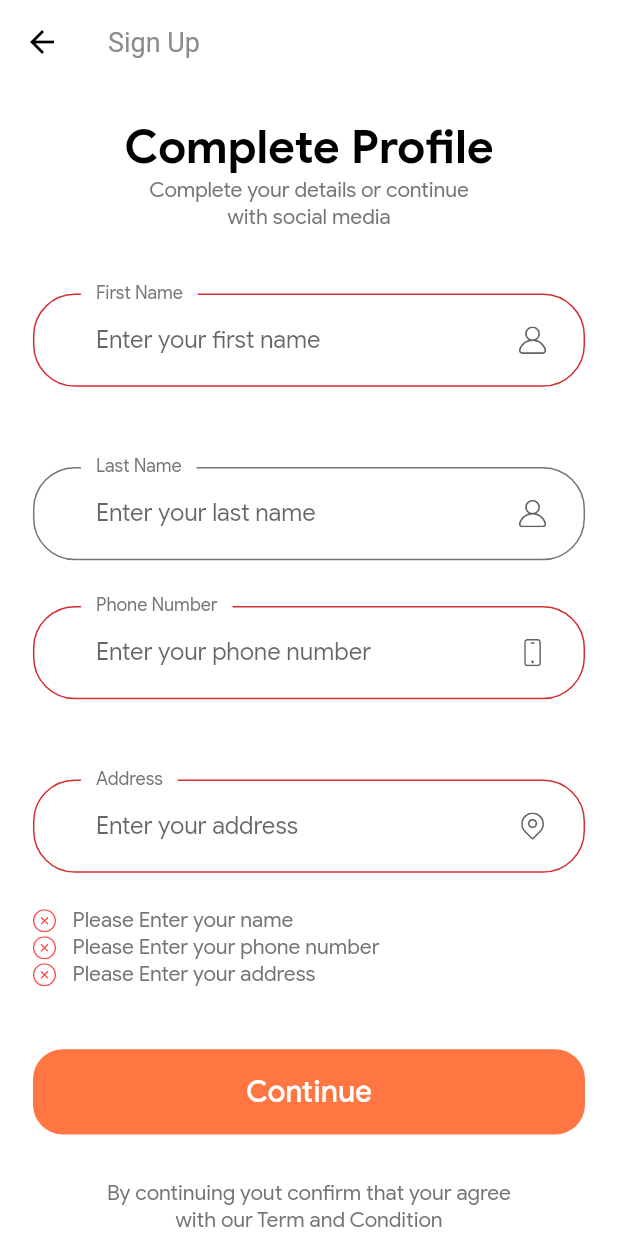
After one commit to zendy199x/Flutter-Shop-eCommerce-App, a Flutter app: the CompleteProfileScreen screen opened by its route, after a tap on "Continue", on a phone screen of 412 x 824 dp. The commit adds this screen. Run offline on Flutter 3.47's test engine with Material 2 defaults, Android fonts, the phone set to English and light mode, and no system bars; our stand-ins replace flutter_svg.

Commit message:
feat: Complete Profile Page screen

```diff
--- a/lib/components/default_button.dart
+++ b/lib/components/default_button.dart
@@ -22,7 +22,7 @@ class DefaultButton extends StatelessWidget {
           primary: Colors.white,
           backgroundColor: kPrimaryColor,
           shape: RoundedRectangleBorder(
-            borderRadius: BorderRadius.circular(15),
+            borderRadius: BorderRadius.circular(20),
           ),
         ),
         onPressed: press,
--- a/lib/constants.dart
+++ b/lib/constants.dart
@@ -32,3 +32,6 @@ const String kInvalidEmailError = "Please Enter Valid Email";
 const String kPassNullError = "Please Enter your password";
 const String kShortPassError = "Password is too short";
 const String kMatchPassError = "Passwords don't match";
+const String kNamelNullError = "Please Enter your name";
+const String kPhoneNumberNullError = "Please Enter your phone number";
+const String kAddressNullError = "Please Enter your address";
--- a/lib/routes.dart
+++ b/lib/routes.dart
@@ -1,4 +1,5 @@
 import 'package:flutter/material.dart';
+import 'package:shop_ecommerce/screens/complete_profile/complete_profile_screen.dart';
 import 'package:shop_ecommerce/screens/forgot_password/forgot_password_screen.dart';
 import 'package:shop_ecommerce/screens/login_success/login_success_screen.dart';
 import 'package:shop_ecommerce/screens/sign_in/sign_in_screen.dart';
@@ -13,4 +14,5 @@ final Map<String, WidgetBuilder> routes = {
   ForgotPasswordScreen.routeName: (context) => const ForgotPasswordScreen(),
   LoginSuccessScreen.routeName: (context) => const LoginSuccessScreen(),
   SignUpScreen.routeName: (context) => const SignUpScreen(),
+  CompleteProfileScreen.routeName: (context) => const CompleteProfileScreen(),
 };
--- /dev/null
+++ b/lib/screens/complete_profile/complete_profile_screen.dart
@@ -0,0 +1,18 @@
+import 'package:flutter/material.dart';
+import 'package:shop_ecommerce/screens/complete_profile/components/body.dart';
+
+class CompleteProfileScreen extends StatelessWidget {
+  const CompleteProfileScreen({Key? key}) : super(key: key);
+
+  static String routeName = "/complete_profile";
+
+  @override
+  Widget build(BuildContext context) {
+    return Scaffold(
+      appBar: AppBar(
+        title: const Text("Sign Up"),
+      ),
+      body: const Body(),
+    );
+  }
+}
--- /dev/null
+++ b/lib/screens/complete_profile/components/body.dart
@@ -0,0 +1,47 @@
+import 'package:flutter/material.dart';
+import 'package:shop_ecommerce/constants.dart';
+import 'package:shop_ecommerce/screens/complete_profile/components/complete_profile_form.dart';
+import 'package:shop_ecommerce/size_config.dart';
+
+class Body extends StatefulWidget {
+  const Body({Key? key}) : super(key: key);
+
+  @override
+  _BodyState createState() => _BodyState();
+}
+
+class _BodyState extends State<Body> {
+  @override
+  Widget build(BuildContext context) {
+    return SizedBox(
+      width: double.infinity,
+      child: Padding(
+        padding: EdgeInsets.symmetric(
+          horizontal: getProportionateScreenWidth(20),
+        ),
+        child: SingleChildScrollView(
+          child: Column(
+            children: [
+              SizedBox(height: SizeConfig.screenHeight! * 0.02),
+              Text(
+                "Complete Profile",
+                style: headingStyle,
+              ),
+              const Text(
+                "Complete your details or continue\nwith social media",
+                textAlign: TextAlign.center,
+              ),
+              SizedBox(height: SizeConfig.screenHeight! * 0.05),
+              const CompleteProfileForm(),
+              SizedBox(height: getProportionateScreenHeight(30)),
+              const Text(
+                "By continuing yout confirm that your agree\nwith our Term and Condition",
+                textAlign: TextAlign.center,
+              ),
+            ],
+          ),
+        ),
+      ),
+    );
+  }
+}
--- /dev/null
+++ b/lib/screens/complete_profile/components/complete_profile_form.dart
@@ -0,0 +1,166 @@
+import 'package:flutter/material.dart';
+import 'package:shop_ecommerce/components/custom_suffix_icon.dart';
+import 'package:shop_ecommerce/components/default_button.dart';
+import 'package:shop_ecommerce/components/form_error.dart';
+import 'package:shop_ecommerce/constants.dart';
+import 'package:shop_ecommerce/size_config.dart';
+
+class CompleteProfileForm extends StatefulWidget {
+  const CompleteProfileForm({Key? key}) : super(key: key);
+
+  @override
+  _CompleteProfileFormState createState() => _CompleteProfileFormState();
+}
+
+class _CompleteProfileFormState extends State<CompleteProfileForm> {
+  final _formKey = GlobalKey<FormState>();
+  String? firstName;
+  String? lastName;
+  String? phoneNumber;
+  String? address;
+  final List<String> errors = [];
+
+  void addError({required String error}) {
+    if (!errors.contains(error)) {
+      setState(() {
+        errors.add(error);
+      });
+    }
+  }
+
+  void removeError({required String error}) {
+    if (errors.contains(error)) {
+      setState(() {
+        errors.remove(error);
+      });
+    }
+  }
+
+  @override
+  Widget build(BuildContext context) {
+    return Form(
+      key: _formKey,
+      child: Column(
+        children: [
+          buildFirstNameFormField(),
+          SizedBox(height: getProportionateScreenHeight(30)),
+          buildLastNameFormField(),
+          SizedBox(height: getProportionateScreenHeight(30)),
+          buildPhoneNumberFormField(),
+          SizedBox(height: getProportionateScreenHeight(30)),
+          buildAddressFormField(),
+          FormError(errors: errors),
+          SizedBox(height: getProportionateScreenHeight(40)),
+          DefaultButton(
+            text: "Continue",
+            press: () {
+              if (_formKey.currentState!.validate()) {
+                // Go to OTP screen
+              }
+            },
+          ),
+        ],
+      ),
+    );
+  }
+
+  TextFormField buildAddressFormField() {
+    return TextFormField(
+      onSaved: (newValue) => address == newValue,
+      onChanged: (value) {
+        if (value.isNotEmpty) {
+          removeError(error: kAddressNullError);
+        }
+        return;
+      },
+      validator: (value) {
+        if (value!.isEmpty) {
+          addError(error: kAddressNullError);
+          return "";
+        }
+        return null;
+      },
+      decoration: const InputDecoration(
+        labelText: "Address",
+        labelStyle: TextStyle(color: kTextColor),
+        hintText: "Enter your address",
+        floatingLabelBehavior: FloatingLabelBehavior.always,
+        suffixIcon: CustomSuffixIcon(
+          svgIcon: "assets/icons/Location point.svg",
+        ),
+      ),
+    );
+  }
+
+  TextFormField buildPhoneNumberFormField() {
+    return TextFormField(
+      keyboardType: TextInputType.phone,
+      onSaved: (newValue) => phoneNumber == newValue,
+      onChanged: (value) {
+        if (value.isNotEmpty) {
+          removeError(error: kPhoneNumberNullError);
+        }
+        return;
+      },
+      validator: (value) {
+        if (value!.isEmpty) {
+          addError(error: kPhoneNumberNullError);
+          return "";
+        }
+        return null;
+      },
+      decoration: const InputDecoration(
+        labelText: "Phone Number",
+        labelStyle: TextStyle(color: kTextColor),
+        hintText: "Enter your phone number",
+        floatingLabelBehavior: FloatingLabelBehavior.always,
+        suffixIcon: CustomSuffixIcon(
+          svgIcon: "assets/icons/Phone.svg",
+        ),
+      ),
+    );
+  }
+
+  TextFormField buildLastNameFormField() {
+    return TextFormField(
+      onSaved: (newValue) => lastName == newValue,
+      decoration: const InputDecoration(
+        labelText: "Last Name",
+        labelStyle: TextStyle(color: kTextColor),
+        hintText: "Enter your last name",
+        floatingLabelBehavior: FloatingLabelBehavior.always,
+        suffixIcon: CustomSuffixIcon(
+          svgIcon: "assets/icons/User.svg",
+        ),
+      ),
+    );
+  }
+
+  TextFormField buildFirstNameFormField() {
+    return TextFormField(
+      onSaved: (newValue) => firstName == newValue,
+      onChanged: (value) {
+        if (value.isNotEmpty) {
+          removeError(error: kNamelNullError);
+        }
+        return;
+      },
+      validator: (value) {
+        if (value!.isEmpty) {
+          addError(error: kNamelNullError);
+          return "";
+        }
+        return null;
+      },
+      decoration: const InputDecoration(
+        labelText: "First Name",
+        labelStyle: TextStyle(color: kTextColor),
+        hintText: "Enter your first name",
+        floatingLabelBehavior: FloatingLabelBehavior.always,
+        suffixIcon: CustomSuffixIcon(
+          svgIcon: "assets/icons/User.svg",
+        ),
+      ),
+    );
+  }
+}
--- a/lib/screens/sign_up/components/sign_up_form.dart
+++ b/lib/screens/sign_up/components/sign_up_form.dart
@@ -3,6 +3,7 @@ import 'package:shop_ecommerce/components/custom_suffix_icon.dart';
 import 'package:shop_ecommerce/components/default_button.dart';
 import 'package:shop_ecommerce/components/form_error.dart';
 import 'package:shop_ecommerce/constants.dart';
+import 'package:shop_ecommerce/screens/complete_profile/complete_profile_screen.dart';
 import 'package:shop_ecommerce/size_config.dart';
 
 class SignUpForm extends StatefulWidget {
@@ -17,7 +18,6 @@ class _SignUpFormState extends State<SignUpForm> {
   String? email;
   String? password;
   String? confirmPassword;
-  bool remember = false;
   final List<String> errors = [];
 
   void addError({required String error}) {
@@ -55,6 +55,7 @@ class _SignUpFormState extends State<SignUpForm> {
               if (_formKey.currentState!.validate()) {
                 _formKey.currentState!.save();
                 // if all are valid then go to success screen
+                Navigator.pushNamed(context, CompleteProfileScreen.routeName);
               }
             },
           ),
```
